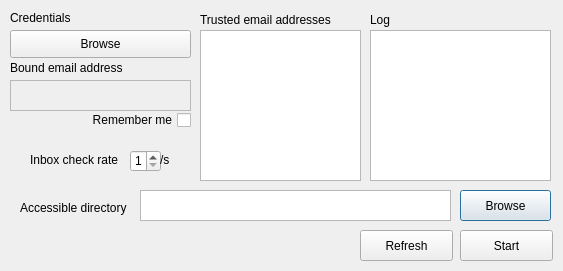
First picture: the form in layout.ui, repository koo2434/gmail-FTP, before the edit.
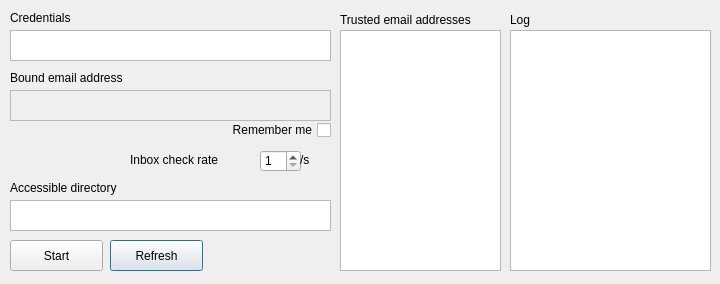
Second picture: the form after the edit.

Commit message: Binding events to buttons and TextEdits

Patch:
```diff
--- a/layout.ui
+++ b/layout.ui
@@ -6,8 +6,8 @@
    <rect>
     <x>0</x>
     <y>0</y>
-    <width>563</width>
-    <height>271</height>
+    <width>720</width>
+    <height>284</height>
    </rect>
   </property>
   <property name="windowTitle">
@@ -17,7 +17,7 @@
    <property name="geometry">
     <rect>
      <x>10</x>
-     <y>60</y>
+     <y>70</y>
      <width>121</width>
      <height>16</height>
     </rect>
@@ -33,8 +33,8 @@
    <property name="geometry">
     <rect>
      <x>10</x>
-     <y>80</y>
-     <width>181</width>
+     <y>90</y>
+     <width>321</width>
      <height>31</height>
     </rect>
    </property>
@@ -45,8 +45,8 @@
   <widget class="QCheckBox" name="credentialsRememberCheckBox">
    <property name="geometry">
     <rect>
-     <x>80</x>
-     <y>110</y>
+     <x>220</x>
+     <y>120</y>
      <width>111</width>
      <height>20</height>
     </rect>
@@ -61,9 +61,9 @@
   <widget class="QSpinBox" name="inboxCheckRateSpinBox">
    <property name="geometry">
     <rect>
-     <x>130</x>
+     <x>260</x>
      <y>150</y>
-     <width>31</width>
+     <width>41</width>
      <height>22</height>
     </rect>
    </property>
@@ -77,7 +77,7 @@
   <widget class="QLabel" name="inboxCheckRateLabel">
    <property name="geometry">
     <rect>
-     <x>30</x>
+     <x>130</x>
      <y>150</y>
      <width>101</width>
      <height>20</height>
@@ -90,7 +90,7 @@
   <widget class="QLabel" name="inboxCheckRateUnitLabel">
    <property name="geometry">
     <rect>
-     <x>160</x>
+     <x>300</x>
      <y>150</y>
      <width>21</width>
      <height>20</height>
@@ -103,7 +103,7 @@
   <widget class="QLabel" name="trustedEmailLabel">
    <property name="geometry">
     <rect>
-     <x>200</x>
+     <x>340</x>
      <y>10</y>
      <width>151</width>
      <height>20</height>
@@ -116,10 +116,10 @@
   <widget class="QListView" name="trustedEmailListView">
    <property name="geometry">
     <rect>
-     <x>200</x>
+     <x>340</x>
      <y>30</y>
      <width>161</width>
-     <height>151</height>
+     <height>241</height>
     </rect>
    </property>
    <property name="frameShadow">
@@ -132,7 +132,7 @@
   <widget class="QLabel" name="logLabel">
    <property name="geometry">
     <rect>
-     <x>370</x>
+     <x>510</x>
      <y>10</y>
      <width>101</width>
      <height>20</height>
@@ -145,18 +145,18 @@
   <widget class="QListView" name="logListView">
    <property name="geometry">
     <rect>
-     <x>370</x>
+     <x>510</x>
      <y>30</y>
-     <width>181</width>
-     <height>151</height>
+     <width>201</width>
+     <height>241</height>
     </rect>
    </property>
   </widget>
   <widget class="QLabel" name="accessibleDirectoryLabel">
    <property name="geometry">
     <rect>
-     <x>20</x>
-     <y>200</y>
+     <x>10</x>
+     <y>180</y>
      <width>121</width>
      <height>16</height>
     </rect>
@@ -168,31 +168,18 @@
   <widget class="QTextEdit" name="accessibleDirectoryTextEdit">
    <property name="geometry">
     <rect>
-     <x>140</x>
-     <y>190</y>
-     <width>311</width>
+     <x>10</x>
+     <y>200</y>
+     <width>321</width>
      <height>31</height>
     </rect>
    </property>
   </widget>
-  <widget class="QPushButton" name="accessibleDirectoryButton">
-   <property name="geometry">
-    <rect>
-     <x>460</x>
-     <y>190</y>
-     <width>91</width>
-     <height>31</height>
-    </rect>
-   </property>
-   <property name="text">
-    <string>Browse</string>
-   </property>
-  </widget>
   <widget class="QPushButton" name="refreshButton">
    <property name="geometry">
     <rect>
-     <x>360</x>
-     <y>230</y>
+     <x>110</x>
+     <y>240</y>
      <width>93</width>
      <height>31</height>
     </rect>
@@ -204,8 +191,8 @@
   <widget class="QPushButton" name="toggleButton">
    <property name="geometry">
     <rect>
-     <x>460</x>
-     <y>230</y>
+     <x>10</x>
+     <y>240</y>
      <width>93</width>
      <height>31</height>
     </rect>
@@ -214,19 +201,6 @@
     <string>Start</string>
    </property>
   </widget>
-  <widget class="QPushButton" name="credentialsBrowseButton">
-   <property name="geometry">
-    <rect>
-     <x>10</x>
-     <y>30</y>
-     <width>181</width>
-     <height>28</height>
-    </rect>
-   </property>
-   <property name="text">
-    <string>Browse</string>
-   </property>
-  </widget>
   <widget class="QLabel" name="credentialsLabel">
    <property name="geometry">
     <rect>
@@ -240,6 +214,22 @@
     <string>Credentials</string>
    </property>
   </widget>
+  <widget class="QTextEdit" name="credentialsDirectoryTextEdit">
+   <property name="enabled">
+    <bool>true</bool>
+   </property>
+   <property name="geometry">
+    <rect>
+     <x>10</x>
+     <y>30</y>
+     <width>321</width>
+     <height>31</height>
+    </rect>
+   </property>
+   <property name="readOnly">
+    <bool>false</bool>
+   </property>
+  </widget>
  </widget>
  <resources/>
  <connections/>
```
The commit also changes 3 other files.
